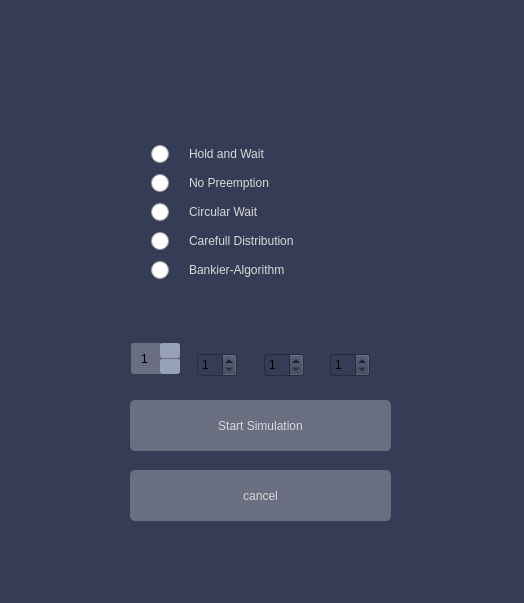
This is DeadLocks-Final-Test/startdialog.ui in breathTake/Deadlocks-Algorithm-Simulation as Qt 5 draws it before an edit. The edited form follows.
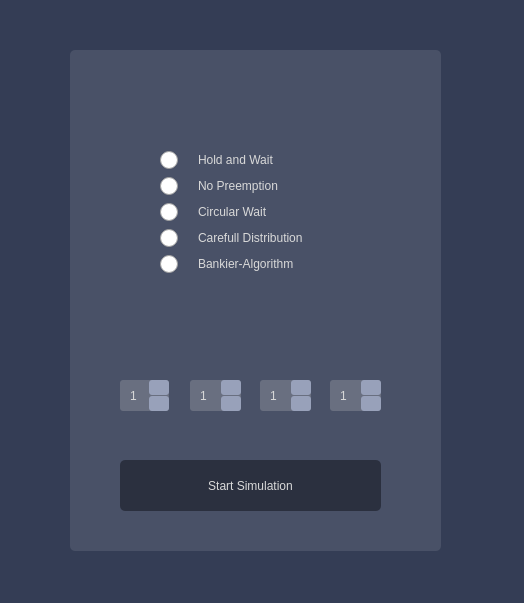
This is the edited form. Icons and pictures are not drawn.

Commit message:
finished implementation of start dialog
still a few stylesheet things to fix/change

The edit to the form file:
```diff
--- a/DeadLocks-Final-Test/startdialog.ui
+++ b/DeadLocks-Final-Test/startdialog.ui
@@ -16,7 +16,7 @@
   <property name="styleSheet">
    <string notr="true">background-color: rgb(52, 61, 85);</string>
   </property>
-  <widget class="QWidget" name="layoutWidget">
+  <widget class="QFrame" name="frame">
    <property name="geometry">
     <rect>
      <x>150</x>
@@ -25,6 +25,10 @@
      <height>146</height>
     </rect>
    </property>
+   <property name="styleSheet">
+    <string notr="true">background-color: rgb(73, 81, 103);
+</string>
+   </property>
    <layout class="QVBoxLayout" name="verticalLayout_3">
     <item>
      <widget class="QRadioButton" name="radio_holdwait">
@@ -33,24 +37,23 @@
 	font: 14pt &quot;Futura Bk BT&quot;;
 	color:  rgb(217, 217, 217);
     spacing: 20px;
-	background-color: none;
+	background-color:none;
 }
 
 QRadioButton::hover {
 	color: rgb(105, 111, 128);
 }
 
-QRadioButton::indicator::hover {
-	color: rgb(105, 111, 128);
-}
-
 QRadioButton::indicator {
     width: 19px;
     height: 19px;
 }
 
+QRadioButton::indicator:hover {
+	color: rgb(105, 111, 128);
+}
+
 QRadioButton::indicator:unchecked {
-	
 	image: url(:/resources/checkBox_off.png);
 }
 
@@ -190,8 +193,8 @@
   <widget class="QPushButton" name="startSimulationButton">
    <property name="geometry">
     <rect>
-     <x>130</x>
-     <y>400</y>
+     <x>120</x>
+     <y>460</y>
      <width>261</width>
      <height>51</height>
     </rect>
@@ -199,10 +202,10 @@
    <property name="styleSheet">
     <string notr="true">QPushButton {
     border-radius: 5px;
-	background-color: rgb(105, 111, 128);
+	background-color: rgb(43, 48, 63);
 	font: 18pt &quot;Futura BdCn BT&quot;;
 	color: rgb(217, 217, 217);
-};
+}
 QPushButton::pressed {
     border-radius: 5px;
 	background-color: rgb(40, 43, 52);
@@ -218,39 +221,11 @@
     <bool>false</bool>
    </property>
   </widget>
-  <widget class="QPushButton" name="cancelButton">
-   <property name="geometry">
-    <rect>
-     <x>130</x>
-     <y>470</y>
-     <width>261</width>
-     <height>51</height>
-    </rect>
-   </property>
-   <property name="styleSheet">
-    <string notr="true">QPushButton {
-    border-radius: 5px;
-	background-color: rgb(105, 111, 128);
-	font: 18pt &quot;Futura BdCn BT&quot;;
-	color: rgb(217, 217, 217);
-};
-QPushButton::pressed {
-    border-radius: 5px;
-	background-color: rgb(40, 43, 52);
-	font: 18pt &quot;Futura BdCn BT&quot;;
-	color: rgb(217, 217, 217);
-}
-</string>
-   </property>
-   <property name="text">
-    <string>cancel</string>
-   </property>
-  </widget>
   <widget class="QSpinBox" name="spinBox_Printer">
    <property name="geometry">
     <rect>
-     <x>131</x>
-     <y>343</y>
+     <x>120</x>
+     <y>380</y>
      <width>49</width>
      <height>31</height>
     </rect>
@@ -260,6 +235,7 @@
     padding-right: 15px; /* make room for the arrows */
     border-width: 5px;
 	border-radius: 3px;
+	color: rgb(217, 217, 217);
 	background-color: rgb(105, 111, 128);
     padding: 8px;
 }
@@ -267,9 +243,9 @@
 QSpinBox::up-button {
     subcontrol-origin: border;
 	border-radius: 3px;
-    subcontrol-position:  top right; /* position at the top right corner */
+    subcontrol-position:  top right; 
 	background-color: rgb(152, 161, 186);
-    width: 20px; /* 16 + 2*1px border-width = 15px padding + 3px parent border */
+    width: 20px;
     border-width: 3px;
 }
 
@@ -280,8 +256,8 @@
 }
 
 QSpinBox::up-arrow {
-    width: 7px;
-    height: 7px;
+    
+	image: url(:/resources/arrow_up.png);
 }
 
 QSpinBox::up-arrow:disabled, QSpinBox::up-arrow:off { /* off state when value is max */
@@ -306,15 +282,12 @@
 }
 
 QSpinBox::down-arrow {
-    
-	color: rgb(217, 217, 217);
-    width: 7px;
-    height: 7px;
+	image: url(:/resources/arrow_down.png);
 }
 
 QSpinBox::down-arrow:disabled,
 QSpinBox::down-arrow:off { /* off state when value in min */
-   image: url(:/images/down_arrow_disabled.png);
+  
 }
 </string>
    </property>
@@ -328,12 +301,72 @@
   <widget class="QSpinBox" name="spinBox_Cd">
    <property name="geometry">
     <rect>
-     <x>197</x>
-     <y>353</y>
-     <width>40</width>
-     <height>24</height>
+     <x>190</x>
+     <y>380</y>
+     <width>51</width>
+     <height>31</height>
     </rect>
    </property>
+   <property name="styleSheet">
+    <string notr="true">QSpinBox {
+    padding-right: 15px; /* make room for the arrows */
+    border-width: 5px;
+	border-radius: 3px;
+	color: rgb(217, 217, 217);
+	background-color: rgb(105, 111, 128);
+    padding: 8px;
+}
+
+QSpinBox::up-button {
+    subcontrol-origin: border;
+	border-radius: 3px;
+    subcontrol-position:  top right; 
+	background-color: rgb(152, 161, 186);
+    width: 20px;
+    border-width: 3px;
+}
+
+QSpinBox::up-button:hover {
+
+}
+
+QSpinBox::up-button:pressed {
+}
+
+QSpinBox::up-arrow {
+    
+	image: url(:/resources/arrow_up.png);
+}
+
+QSpinBox::up-arrow:disabled, QSpinBox::up-arrow:off { /* off state when value is max */
+
+}
+
+QSpinBox::down-button {
+      subcontrol-origin: border;
+	border-radius: 3px;
+    subcontrol-position:  bottom right; /* position at the top right corner */
+	background-color: rgb(152, 161, 186);
+    width: 20px; /* 16 + 2*1px border-width = 15px padding + 3px parent border */
+    border-width: 3px;
+}
+
+QSpinBox::down-button:hover {
+}
+
+QSpinBox::down-button:pressed {
+}
+
+QSpinBox::down-arrow {
+	image: url(:/resources/arrow_down.png);
+}
+
+QSpinBox::down-arrow:disabled,
+QSpinBox::down-arrow:off { /* off state when value in min */
+  
+}
+</string>
+   </property>
    <property name="minimum">
     <number>1</number>
    </property>
@@ -344,12 +377,72 @@
   <widget class="QSpinBox" name="spinBox_Plotter">
    <property name="geometry">
     <rect>
-     <x>264</x>
-     <y>353</y>
-     <width>40</width>
-     <height>24</height>
+     <x>260</x>
+     <y>380</y>
+     <width>51</width>
+     <height>31</height>
     </rect>
    </property>
+   <property name="styleSheet">
+    <string notr="true">QSpinBox {
+    padding-right: 15px; /* make room for the arrows */
+    border-width: 5px;
+	border-radius: 3px;
+	color: rgb(217, 217, 217);
+	background-color: rgb(105, 111, 128);
+    padding: 8px;
+}
+
+QSpinBox::up-button {
+    subcontrol-origin: border;
+	border-radius: 3px;
+    subcontrol-position:  top right; 
+	background-color: rgb(152, 161, 186);
+    width: 20px;
+    border-width: 3px;
+}
+
+QSpinBox::up-button:hover {
+
+}
+
+QSpinBox::up-button:pressed {
+}
+
+QSpinBox::up-arrow {
+    
+	image: url(:/resources/arrow_up.png);
+}
+
+QSpinBox::up-arrow:disabled, QSpinBox::up-arrow:off { /* off state when value is max */
+
+}
+
+QSpinBox::down-button {
+      subcontrol-origin: border;
+	border-radius: 3px;
+    subcontrol-position:  bottom right; /* position at the top right corner */
+	background-color: rgb(152, 161, 186);
+    width: 20px; /* 16 + 2*1px border-width = 15px padding + 3px parent border */
+    border-width: 3px;
+}
+
+QSpinBox::down-button:hover {
+}
+
+QSpinBox::down-button:pressed {
+}
+
+QSpinBox::down-arrow {
+	image: url(:/resources/arrow_down.png);
+}
+
+QSpinBox::down-arrow:disabled,
+QSpinBox::down-arrow:off { /* off state when value in min */
+  
+}
+</string>
+   </property>
    <property name="minimum">
     <number>1</number>
    </property>
@@ -361,11 +454,71 @@
    <property name="geometry">
     <rect>
      <x>330</x>
-     <y>353</y>
-     <width>40</width>
-     <height>24</height>
+     <y>380</y>
+     <width>51</width>
+     <height>31</height>
     </rect>
    </property>
+   <property name="styleSheet">
+    <string notr="true">QSpinBox {
+    padding-right: 15px; /* make room for the arrows */
+    border-width: 5px;
+	border-radius: 3px;
+	color: rgb(217, 217, 217);
+	background-color: rgb(105, 111, 128);
+    padding: 8px;
+}
+
+QSpinBox::up-button {
+    subcontrol-origin: border;
+	border-radius: 3px;
+    subcontrol-position:  top right; 
+	background-color: rgb(152, 161, 186);
+    width: 20px;
+    border-width: 3px;
+}
+
+QSpinBox::up-button:hover {
+
+}
+
+QSpinBox::up-button:pressed {
+}
+
+QSpinBox::up-arrow {
+    
+	image: url(:/resources/arrow_up.png);
+}
+
+QSpinBox::up-arrow:disabled, QSpinBox::up-arrow:off { /* off state when value is max */
+
+}
+
+QSpinBox::down-button {
+      subcontrol-origin: border;
+	border-radius: 3px;
+    subcontrol-position:  bottom right; /* position at the top right corner */
+	background-color: rgb(152, 161, 186);
+    width: 20px; /* 16 + 2*1px border-width = 15px padding + 3px parent border */
+    border-width: 3px;
+}
+
+QSpinBox::down-button:hover {
+}
+
+QSpinBox::down-button:pressed {
+}
+
+QSpinBox::down-arrow {
+	image: url(:/resources/arrow_down.png);
+}
+
+QSpinBox::down-arrow:disabled,
+QSpinBox::down-arrow:off { /* off state when value in min */
+  
+}
+</string>
+   </property>
    <property name="minimum">
     <number>1</number>
    </property>
@@ -373,6 +526,48 @@
     <number>10</number>
    </property>
   </widget>
+  <widget class="QLabel" name="label">
+   <property name="geometry">
+    <rect>
+     <x>70</x>
+     <y>50</y>
+     <width>371</width>
+     <height>501</height>
+    </rect>
+   </property>
+   <property name="styleSheet">
+    <string notr="true">background-color: rgb(73, 81, 103);
+border-radius: 5px;</string>
+   </property>
+   <property name="text">
+    <string/>
+   </property>
+  </widget>
+  <widget class="QLabel" name="label_2">
+   <property name="geometry">
+    <rect>
+     <x>50</x>
+     <y>320</y>
+     <width>401</width>
+     <height>50</height>
+    </rect>
+   </property>
+   <property name="styleSheet">
+    <string notr="true">image: url(:/resources/resourcesIcons.png);
+background-color: none;</string>
+   </property>
+   <property name="text">
+    <string/>
+   </property>
+  </widget>
+  <zorder>label</zorder>
+  <zorder>frame</zorder>
+  <zorder>startSimulationButton</zorder>
+  <zorder>spinBox_Printer</zorder>
+  <zorder>spinBox_Cd</zorder>
+  <zorder>spinBox_Plotter</zorder>
+  <zorder>spinBox_TapeDrive</zorder>
+  <zorder>label_2</zorder>
  </widget>
  <resources/>
  <connections>
```
Left out of the diff: 30 changed lines with no effect on the pictures. The commit also changes 7 other files.
